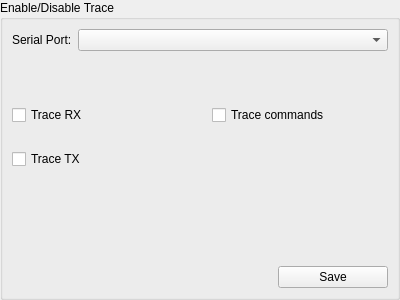
The window that VSPClient/ui/pgtrace.ui (britus/VSPClient) describes before a commit, drawn with Qt 5.
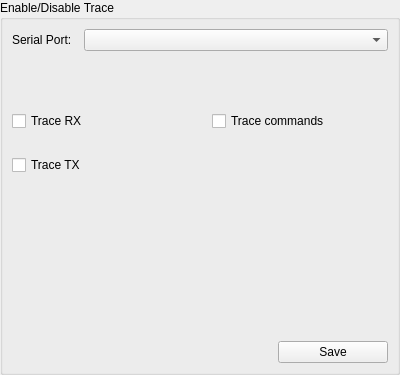
The same window after the commit.

What changed in the file:
```diff
--- a/VSPClient/ui/pgtrace.ui
+++ b/VSPClient/ui/pgtrace.ui
@@ -7,7 +7,7 @@
     <x>0</x>
     <y>0</y>
     <width>400</width>
-    <height>300</height>
+    <height>375</height>
    </rect>
   </property>
   <property name="windowTitle">
@@ -35,19 +35,9 @@
       <string>Enable/Disable Trace</string>
      </property>
      <layout class="QGridLayout" name="gridLayout_2">
-      <item row="2" column="0">
-       <spacer name="verticalSpacer">
-        <property name="orientation">
-         <enum>Qt::Orientation::Vertical</enum>
-        </property>
-        <property name="sizeHint" stdset="0">
-         <size>
-          <width>20</width>
-          <height>136</height>
-         </size>
-        </property>
-       </spacer>
-      </item>
+      <property name="spacing">
+       <number>12</number>
+      </property>
       <item row="0" column="0">
        <widget class="QLabel" name="label">
         <property name="text">
@@ -61,7 +51,7 @@
       <item row="0" column="1">
        <widget class="QComboBox" name="cbPorts">
         <property name="sizePolicy">
-         <sizepolicy hsizetype="MinimumExpanding" vsizetype="Fixed">
+         <sizepolicy hsizetype="Expanding" vsizetype="Fixed">
           <horstretch>0</horstretch>
           <verstretch>0</verstretch>
          </sizepolicy>
@@ -157,6 +147,19 @@
         </layout>
        </widget>
       </item>
+      <item row="2" column="0" colspan="2">
+       <spacer name="verticalSpacer">
+        <property name="orientation">
+         <enum>Qt::Vertical</enum>
+        </property>
+        <property name="sizeHint" stdset="0">
+         <size>
+          <width>20</width>
+          <height>136</height>
+         </size>
+        </property>
+       </spacer>
+      </item>
      </layout>
     </widget>
    </item>
```
Left out of the diff: 8 changed lines with no effect on the pictures.
